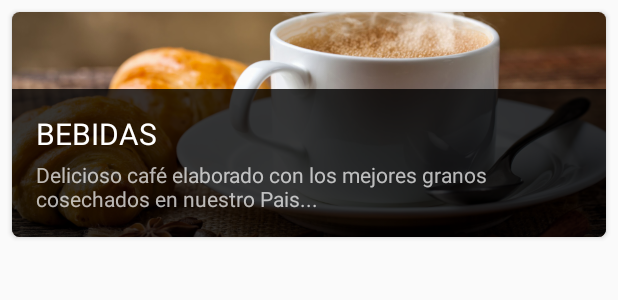
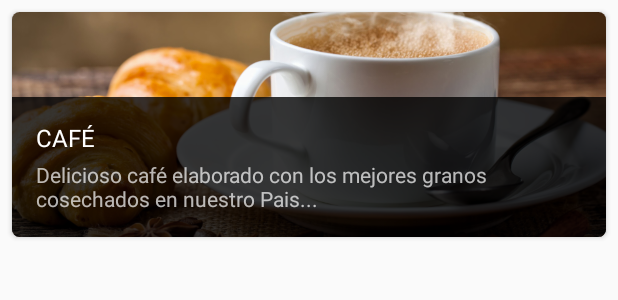
Before and after one commit to ESAlbertoMejia/CrafterAppBetaVersion, an Android app: the layout item_recycler.xml on its own in the app's theme, with its tools: preview values and no code run, on a phone screen of 412 x 824 dp. Shown: the top 300 px of the screen. Run offline under Robolectric (Android 15) with nearby library versions, the phone set to English and light mode, and no system bars.

Commit message:
Modificamos el texto del item_card que se utilizara como base para el RecyclerView

```diff
--- a/app/src/main/res/layout/item_recycler.xml
+++ b/app/src/main/res/layout/item_recycler.xml
@@ -32,9 +32,9 @@
             style="@style/TextAppearance.AppCompat.Body1"
             android:layout_width="match_parent"
             android:layout_height="wrap_content"
-            android:text="Bebidas"
+            android:text="Café"
             android:textAllCaps="true"
-            android:textSize="20sp" />
+            android:textSize="16sp" />
 
         <TextView
             android:id="@+id/description_item_card"
```
Also changed, not shown: app/src/main/res/layout/content_main.xml (+7 -2 lines).
